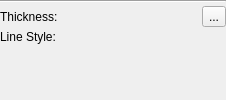
This is libs/ui/widgets/KoStrokeConfigWidget.ui in KDE/krita as Qt 5 draws it before an edit. The edited form follows.
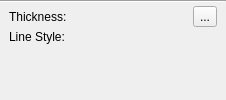
This is the edited form. Custom widgets are drawn as their Qt base class.

Commit message: resize the tab pages based on the content to further eliminate the flickering that was going on

Diff of the .ui file:
```diff
--- a/libs/ui/widgets/KoStrokeConfigWidget.ui
+++ b/libs/ui/widgets/KoStrokeConfigWidget.ui
@@ -38,6 +38,12 @@
    </item>
    <item>
     <layout class="QHBoxLayout" name="thicknessLayout">
+     <property name="leftMargin">
+      <number>9</number>
+     </property>
+     <property name="rightMargin">
+      <number>9</number>
+     </property>
      <item>
       <widget class="QLabel" name="thicknessLabel">
        <property name="text">
@@ -59,6 +65,12 @@
    </item>
    <item>
     <layout class="QHBoxLayout" name="lineStyleLayout">
+     <property name="leftMargin">
+      <number>9</number>
+     </property>
+     <property name="rightMargin">
+      <number>9</number>
+     </property>
      <item>
       <widget class="QLabel" name="strokeStyleLabel">
        <property name="text">
```
Left out of the diff: 9 changed lines with no effect on the pictures. The commit also changes 3 other files.
